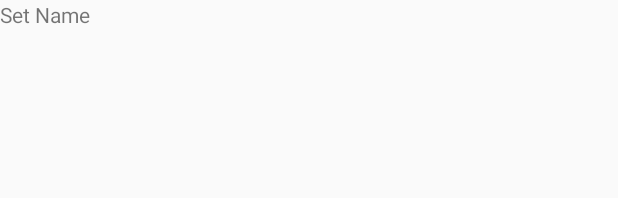
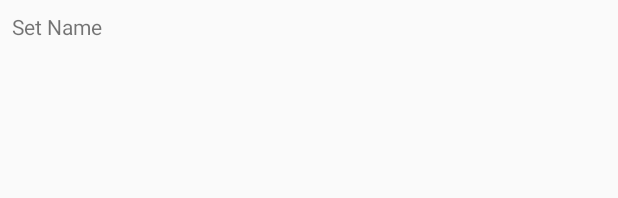
Before and after one commit to WillyScott/KotlinCard, an Android app: the layout recyclerview_set_row.xml on its own in the app's theme, with its tools: preview values and no code run, on a phone screen of 412 x 824 dp. Shown: the top 198 px of the screen. Run offline under Robolectric (Android 15) with nearby library versions, the phone set to English and light mode, and no system bars.

Commit message:
layout added

```diff
--- a/app/src/main/res/layout/recyclerview_set_row.xml
+++ b/app/src/main/res/layout/recyclerview_set_row.xml
@@ -1,7 +1,8 @@
 <?xml version="1.0" encoding="utf-8"?>
 <LinearLayout xmlns:android="http://schemas.android.com/apk/res/android"
     android:orientation="vertical" android:layout_width="match_parent"
-    android:layout_height="match_parent">
+    android:layout_height="match_parent"
+    android:padding="8dp">
 
     <TextView
         android:id="@+id/set_name"
```
